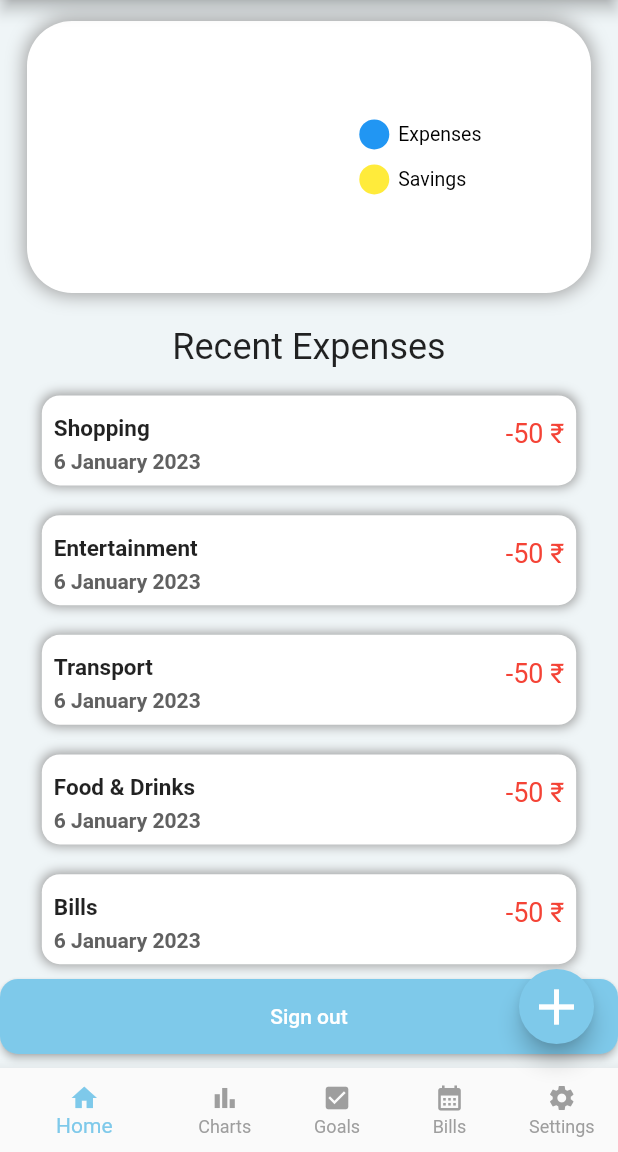
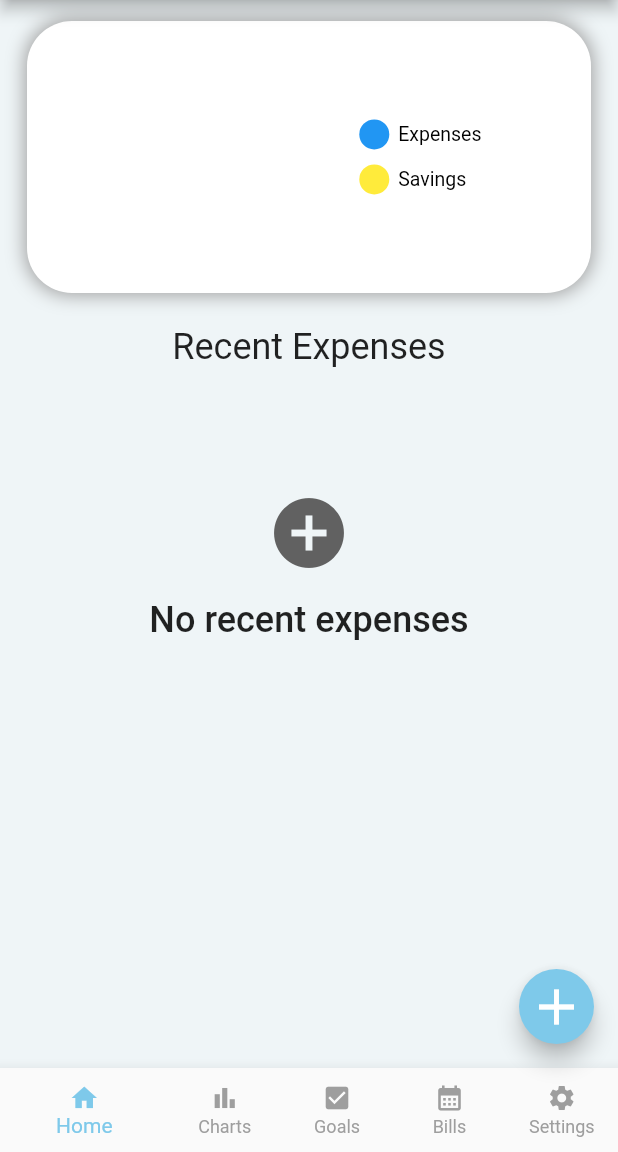
Before and after one commit to ratishjain12/Budget-Tracker-App, a Flutter app: the HomePage screen opened by its route, on a phone screen of 412 x 824 dp, the part 84-1236 px from its top. Run offline on Flutter 3.47's test engine with Material 2 defaults, Android fonts, the phone set to English and light mode, and no system bars; our stand-ins replace cloud_firestore, firebase_auth, firebase_core, fluttertoast, google_sign_in and 2 more; missing offline and left inert: cloud_firestore_web, dart:ffi, firebase_auth_web, firebase_core_web, google_sign_in_web, shared_preferences_web; accounts and stored records are empty.

Commit message:
expense-tile fetching done

```diff
--- a/lib/screens/home_page.dart
+++ b/lib/screens/home_page.dart
@@ -10,6 +10,7 @@ import 'package:firebase_auth/firebase_auth.dart';
 
 import 'package:flutter/material.dart';
 import 'package:fluttertoast/fluttertoast.dart';
+import 'package:intl/intl.dart';
 
 class HomePage extends StatefulWidget {
   const HomePage({Key? key}) : super(key: key);
@@ -69,6 +70,7 @@ class _HomePageState extends State<HomePage> {
   int _expense = 0;
   int _savings = 0;
   QuerySnapshot? data;
+  Stream<QuerySnapshot>? expenseUsers;
 
   @override
   void initState() {
@@ -76,6 +78,20 @@ class _HomePageState extends State<HomePage> {
 
     super.initState();
     fetching();
+    fetchUserExpenses();
+  }
+
+  fetchUserExpenses() async {
+    await Database(uid: FirebaseAuth.instance.currentUser!.uid)
+        .fetchUserExpenses(FirebaseAuth.instance.currentUser!.uid)
+        .then((value) {
+      if (value != null) {
+        setState(() {
+          expenseUsers = value;
+          print(expenseUsers);
+        });
+      }
+    });
   }
 
   fetching() async {
@@ -212,7 +228,8 @@ class _HomePageState extends State<HomePage> {
                               ChartWidget(
                                 isLegend: true,
                                 expenses: data!.docs[0]['totalExpense'],
-                                savings: data!.docs[0]['monthlyincome'],
+                                savings: data!.docs[0]['monthlyincome'] -
+                                    data!.docs[0]['totalExpense'],
                                 chartColor: [Colors.blue, Colors.yellow],
                               ),
                             ],
@@ -233,26 +250,28 @@ class _HomePageState extends State<HomePage> {
                     SizedBox(
                       height: screenHeight * 0.01,
                     ),
-                    ListView.builder(
-                      shrinkWrap: true,
-                      itemCount: expenseData.length,
-                      itemBuilder: ((context, index) {
-                        return Padding(
-                          padding: const EdgeInsets.symmetric(horizontal: 18.0),
-                          child: ExpenseTile(
-                            title: expenseData[index]['title'],
-                            money: expenseData[index]['money'],
-                            date: expenseData[index]['date'],
-                          ),
-                        );
-                      }),
-                    ),
+                    // ListView.builder(
+                    //   shrinkWrap: true,
+                    //   itemCount: expenseData.length,
+                    //   itemBuilder: ((context, index) {
+                    //     return Padding(
+                    //       padding: const EdgeInsets.symmetric(horizontal: 18.0),
+                    //       child: ExpenseTile(
+                    //         title: expenseData[index]['title'],
+                    //         money: expenseData[index]['money'],
+                    //         date: expenseData[index]['date'],
+                    //       ),
+                    //     );
+                    //   }),
+                    // ),
 
-                    CustomButton(
-                        child: Text("Sign out"),
-                        onPressed: () {
-                          signOut(context);
-                        }),
+                    expensesList(),
+
+                    // CustomButton(
+                    //     child: Text("Sign out"),
+                    //     onPressed: () {
+                    //       signOut(context);
+                    //     }),
 
                     // Container(
                     //   width: 50,
@@ -367,6 +386,62 @@ class _HomePageState extends State<HomePage> {
           }));
         });
   }
+
+  expensesList() {
+    return StreamBuilder(
+        stream: expenseUsers,
+        builder: (context, AsyncSnapshot snapshot) {
+          if (snapshot.hasData) {
+            if (snapshot.data.docs.length != 0) {
+              return ListView.builder(
+                  shrinkWrap: true,
+                  itemCount: snapshot.data.docs.length,
+                  itemBuilder: ((context, index) {
+                    return Padding(
+                      padding: const EdgeInsets.symmetric(horizontal: 18.0),
+                      child: ExpenseTile(
+                        title: snapshot.data.docs[index]['category'],
+                        money: snapshot.data.docs[index]['amount'],
+                        date: DateFormat.yMMMd()
+                            .add_jm()
+                            .format(snapshot.data.docs[index]['Date'].toDate()),
+                      ),
+                    );
+                  }));
+            } else {
+              return Container(
+                height: MediaQuery.of(context).size.height * 0.3,
+                child: Center(
+                    child: MaterialButton(
+                  onPressed: () {
+                    popupDialog(context);
+                  },
+                  child: Column(
+                    mainAxisAlignment: MainAxisAlignment.center,
+                    crossAxisAlignment: CrossAxisAlignment.center,
+                    children: [
+                      Icon(
+                        Icons.add_circle,
+                        size: 56,
+                        color: Colors.grey[700],
+                      ),
+                      Padding(padding: EdgeInsets.all(8)),
+                      Text(
+                        "No recent expenses",
+                        style: TextStyle(fontSize: 24),
+                      ),
+                    ],
+                  ),
+                )),
+              );
+            }
+          } else {
+            return Container(
+              child: CircularProgressIndicator(),
+            );
+          }
+        });
+  }
 }
 
 addExpense(
--- a/pubspec.yaml
+++ b/pubspec.yaml
@@ -40,6 +40,7 @@ dependencies:
   google_sign_in: ^5.4.3
   shared_preferences: ^2.0.15
   syncfusion_flutter_charts: ^19.1.54
+  intl: ^0.18.0
 
 dev_dependencies:
   flutter_lints: ^2.0.0
```
